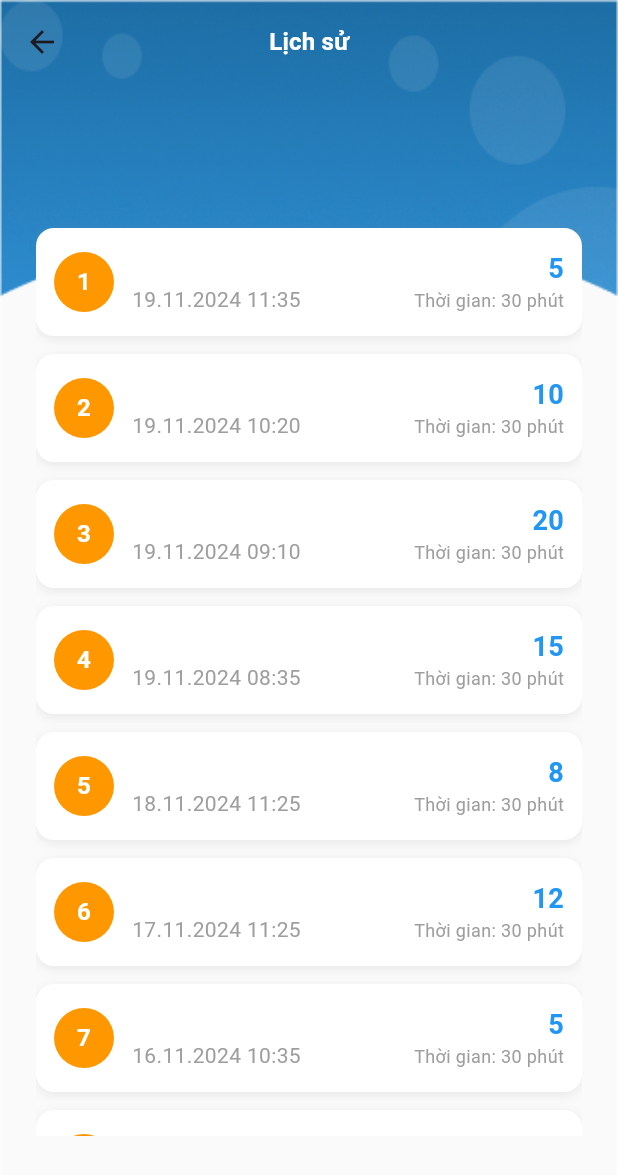
After one commit to TrungTinns/VNAC365, a Flutter app: the HistoryScreen screen opened by its route, on a phone screen of 412 x 824 dp. The commit adds this screen. Shown: the top 1175 px of the screen. Run offline on Flutter 3.47's test engine with Material 3 defaults, Android fonts, the phone set to English and light mode, and no system bars; our stand-ins replace flutter_screenutil, get, water_drop_nav_bar; missing offline and left inert: spring_button.

Commit message:
history list view screen

```diff
--- /dev/null
+++ b/vnac365/lib/presentation/history/binding/history_binding.dart
@@ -0,0 +1,9 @@
+import 'package:get/get.dart';
+import 'package:vnac365/presentation/history/controller/history_controller.dart';
+
+class HistoryBinding extends Bindings {
+  @override
+  void dependencies() {
+    Get.lazyPut<HistoryController>(() => HistoryController());
+  }
+}
--- /dev/null
+++ b/vnac365/lib/presentation/history/controller/history_controller.dart
@@ -0,0 +1,102 @@
+import 'package:flutter/material.dart';
+import 'package:get/get.dart';
+import 'package:vnac365/routes/app_routes.dart';
+
+class HistoryController extends GetxController {
+  final historyItems = [
+    {
+      "title": "Thực hành",
+      "dateTime": "19.11.2024 11:35",
+      "score": 5,
+      "duration": "30 phút"
+    },
+    {
+      "title": "Thực hành",
+      "dateTime": "19.11.2024 10:20",
+      "score": 10,
+      "duration": "30 phút"
+    },
+    {
+      "title": "Thực hành",
+      "dateTime": "19.11.2024 09:10",
+      "score": 20,
+      "duration": "30 phút"
+    },
+    {
+      "title": "Thực hành",
+      "dateTime": "19.11.2024 08:35",
+      "score": 15,
+      "duration": "30 phút"
+    },
+    {
+      "title": "Thực hành",
+      "dateTime": "18.11.2024 11:25",
+      "score": 8,
+      "duration": "30 phút"
+    },
+    {
+      "title": "Thực hành",
+      "dateTime": "17.11.2024 11:25",
+      "score": 12,
+      "duration": "30 phút"
+    },
+    {
+      "title": "Thực hành",
+      "dateTime": "16.11.2024 10:35",
+      "score": 5,
+      "duration": "30 phút"
+    },
+    {
+      "title": "Thực hành",
+      "dateTime": "19.11.2024 11:35",
+      "score": 5,
+      "duration": "30 phút"
+    },
+    {
+      "title": "Thực hành",
+      "dateTime": "19.11.2024 10:20",
+      "score": 10,
+      "duration": "30 phút"
+    },
+    {
+      "title": "Thực hành",
+      "dateTime": "19.11.2024 09:10",
+      "score": 20,
+      "duration": "30 phút"
+    },
+    {
+      "title": "Thực hành",
+      "dateTime": "19.11.2024 08:35",
+      "score": 15,
+      "duration": "30 phút"
+    },
+    {
+      "title": "Thực hành",
+      "dateTime": "18.11.2024 11:25",
+      "score": 8,
+      "duration": "30 phút"
+    },
+    {
+      "title": "Thực hành",
+      "dateTime": "17.11.2024 11:25",
+      "score": 12,
+      "duration": "30 phút"
+    },
+    {
+      "title": "Thực hành",
+      "dateTime": "16.11.2024 10:35",
+      "score": 5,
+      "duration": "30 phút"
+    },
+  ].obs;
+
+  @override
+  void onInit() {
+    super.onInit();
+  }
+
+  @override
+  void onClose() {
+    super.onClose();
+  }
+}
--- /dev/null
+++ b/vnac365/lib/presentation/history/view/history_view.dart
@@ -0,0 +1,152 @@
+import 'package:flutter/cupertino.dart';
+import 'package:flutter/material.dart';
+import 'package:flutter_screenutil/flutter_screenutil.dart';
+import 'package:get/get.dart';
+import 'package:vnac365/core/configs/assets/app_images.dart';
+import 'package:vnac365/core/configs/theme/app_text.dart';
+import 'package:vnac365/presentation/history/controller/history_controller.dart';
+
+class HistoryScreen extends StatelessWidget {
+  const HistoryScreen({super.key});
+
+  @override
+  Widget build(BuildContext context) {
+    final controller = Get.find<HistoryController>();
+
+    return Container(
+      width: double.infinity,
+      height: double.infinity,
+      decoration: const BoxDecoration(
+        image: DecorationImage(
+          image: AssetImage(Img.backgroundOverturn),
+          fit: BoxFit.fill,
+        ),
+      ),
+      child: Scaffold(
+        backgroundColor: Colors.transparent,
+        appBar: AppBar(
+          backgroundColor: Colors.transparent,
+          title: Text(
+            'Lịch sử',
+            style: AppText.btnText,
+          ),
+          centerTitle: true,
+        ),
+        body: Container(
+          padding: EdgeInsets.symmetric(horizontal: 24.w),
+          margin: EdgeInsets.symmetric(vertical: 67.h),
+          child: Column(
+            children: [
+              SizedBox(
+                height: 13.h,
+              ),
+              Expanded(
+                child: Obx(() {
+                  return ListView.builder(
+                    padding: EdgeInsets.symmetric(vertical: 16),
+                    itemCount: controller.historyItems.length,
+                    itemBuilder: (context, index) {
+                      final item = controller.historyItems[index];
+                      return _buildHistoryItem(
+                        index + 1,
+                        item['title'] as String,
+                        item['dateTime'] as String,
+                        item['score'] as int,
+                        item['duration'] as String,
+                      );
+                    },
+                  );
+                }),
+              ),
+            ],
+          ),
+        ),
+      ),
+    );
+  }
+
+  Widget _buildHistoryItem(
+      int index, String title, String dateTime, int score, String duration) {
+    return Container(
+      margin: EdgeInsets.only(bottom: 12),
+      padding: EdgeInsets.symmetric(vertical: 16, horizontal: 12),
+      decoration: BoxDecoration(
+        color: Colors.white,
+        borderRadius: BorderRadius.circular(12),
+        boxShadow: [
+          BoxShadow(
+            color: Colors.grey.withOpacity(0.2),
+            blurRadius: 5,
+            offset: Offset(0, 2),
+          ),
+        ],
+      ),
+      child: Row(
+        children: [
+          Container(
+            width: 40,
+            height: 40,
+            decoration: BoxDecoration(
+              color: Colors.orange,
+              shape: BoxShape.circle,
+            ),
+            child: Center(
+              child: Text(
+                "$index",
+                style: TextStyle(
+                  color: Colors.white,
+                  fontWeight: FontWeight.bold,
+                  fontSize: 16,
+                ),
+              ),
+            ),
+          ),
+          SizedBox(width: 12),
+          Expanded(
+            child: Column(
+              crossAxisAlignment: CrossAxisAlignment.start,
+              children: [
+                Text(
+                  title,
+                  style: TextStyle(
+                    fontSize: 16,
+                    fontWeight: FontWeight.bold,
+                  ),
+                ),
+                SizedBox(height: 4),
+                Text(
+                  dateTime,
+                  style: TextStyle(
+                    fontSize: 14,
+                    color: Colors.grey,
+                  ),
+                ),
+              ],
+            ),
+          ),
+          Column(
+            crossAxisAlignment: CrossAxisAlignment.end,
+            children: [
+              Text(
+                "$score",
+                style: TextStyle(
+                  fontSize: 18,
+                  fontWeight: FontWeight.bold,
+                  color: Colors.blue,
+                ),
+              ),
+              SizedBox(height: 4),
+              Text(
+                "Thời gian: $duration",
+                style: TextStyle(
+                  fontSize: 12,
+                  color: Colors.grey,
+                ),
+              ),
+            ],
+          ),
+        ],
+      ),
+    );
+  }
+}
--- a/vnac365/lib/presentation/home/controller/home_controller.dart
+++ b/vnac365/lib/presentation/home/controller/home_controller.dart
@@ -11,6 +11,10 @@ class HomeController extends GetxController {
     Get.toNamed(AppRoutes.quiz);
   }
 
+  Future<void> gotoHistory() async {
+    Get.toNamed(AppRoutes.history);
+  }
+
   @override
   void onInit() {
     super.onInit();
--- a/vnac365/lib/presentation/home/view/home_view.dart
+++ b/vnac365/lib/presentation/home/view/home_view.dart
@@ -78,7 +78,7 @@ class HomeScreen extends StatelessWidget {
                 imagePath: Img.sandclock,
               ),
               ServiceItem(
-                onTap: () {},
+                onTap: homeController.gotoHistory,
                 label: 'BÀI THI ĐÃ LÀM',
                 imagePath: Img.folder,
               ),
--- a/vnac365/lib/routes/app_routes.dart
+++ b/vnac365/lib/routes/app_routes.dart
@@ -7,6 +7,8 @@ import 'package:vnac365/presentation/auth/view/active_view.dart';
 import 'package:vnac365/presentation/auth/view/auth_view.dart';
 import 'package:vnac365/presentation/bottomnavbar/binding/bottomnavbar_binding.dart';
 import 'package:vnac365/presentation/bottomnavbar/view/bottomnavbar_view.dart';
+import 'package:vnac365/presentation/history/binding/history_binding.dart';
+import 'package:vnac365/presentation/history/view/history_view.dart';
 import 'package:vnac365/presentation/home/binding/home_binding.dart';
 import 'package:vnac365/presentation/home/view/home_view.dart';
 import 'package:vnac365/presentation/quiz/binding/quiz_binding.dart';
@@ -19,6 +21,7 @@ class AppRoutes {
   static const String home = '/home';
   static const String account = '/account';
   static const String quiz = '/quiz';
+  static const String history = '/history';
 
   static List<GetPage> routes = [
     GetPage(name: auth, page: () => const AuthScreen(), binding: AuthBinding()),
@@ -36,5 +39,9 @@ class AppRoutes {
         page: () => const AccountScreen(),
         binding: AccountBinding()),
     GetPage(name: quiz, page: () => QuizScreen(), binding: QuizBinding()),
+    GetPage(
+        name: history,
+        page: () => const HistoryScreen(),
+        binding: HistoryBinding()),
   ];
 }
--- a/vnac365/pubspec.yaml
+++ b/vnac365/pubspec.yaml
@@ -40,6 +40,8 @@ dependencies:
   get: ^4.6.6
   water_drop_nav_bar: ^2.2.2
   spring_button: ^2.0.0
+  animation_list: ^3.1.0
+  transformable_list_view: ^0.6.0
 
 dev_dependencies:
   flutter_test:
```
Also changed, not shown: vnac365/lib/presentation/review/view/review_view.dart (added, +70 -0 lines), vnac365/pubspec.lock.
